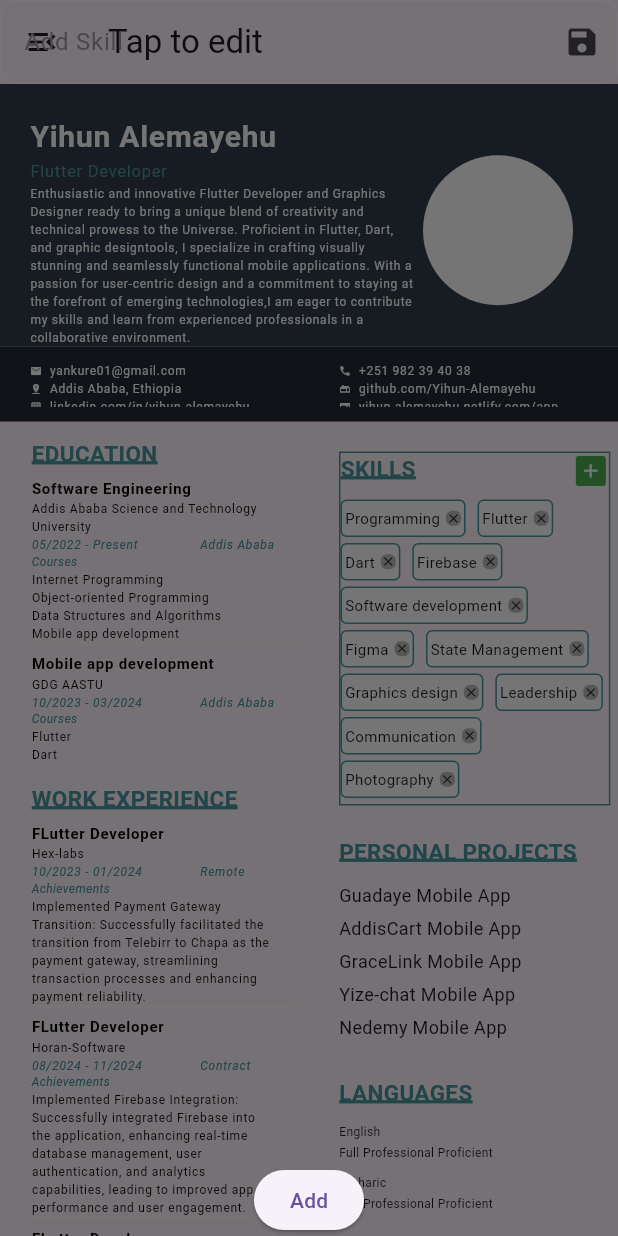
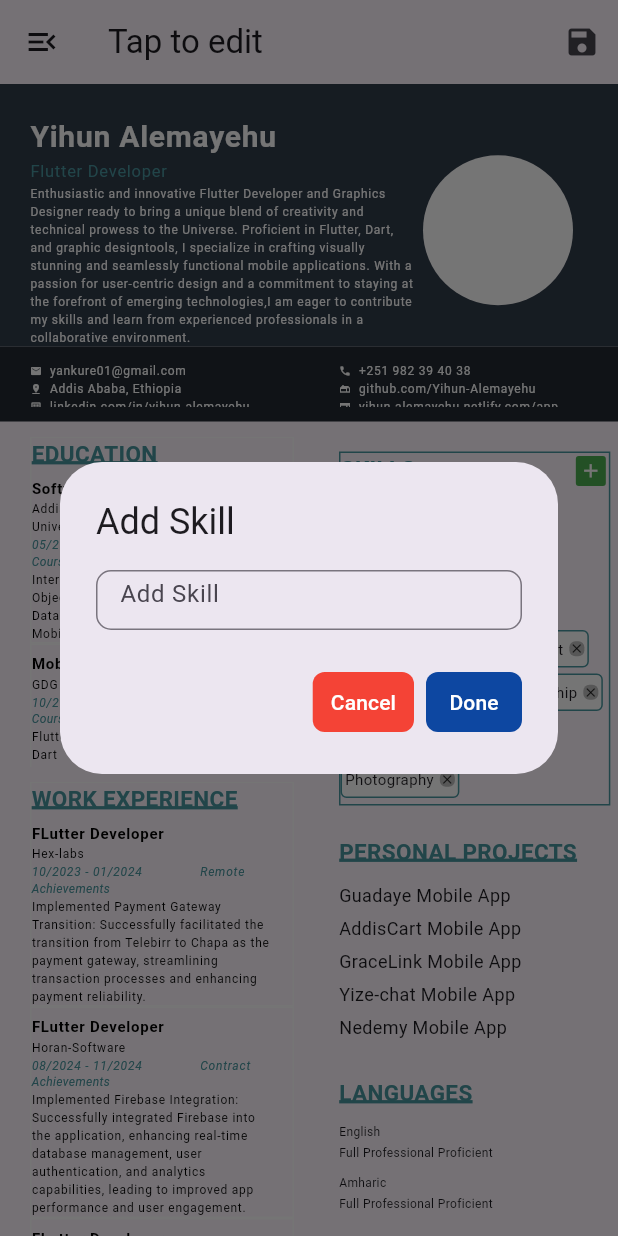
Before and after one commit to Yihun-Alemayehu/Resume-builder, a Flutter app: the screen it shows after launch, after a tap on "Programming", after a tap on the "add" icon, on a phone screen of 412 x 824 dp. Run offline on Flutter 3.47's test engine with Material 3 defaults, Android fonts, the phone set to English and light mode, and no system bars; our stand-ins replace calendar_date_picker2, flutter_form_builder, image_picker, intl_phone_number_input, open_file, pdf; missing offline and left inert: flutter_pdfview.

Commit message:
[feat] : add and remove functionality of skills section

```diff
--- a/lib/screens/resume_template.dart
+++ b/lib/screens/resume_template.dart
@@ -584,6 +584,63 @@ class _TemporaryColumnState extends State<TemporaryColumn> {
   }
 
   final TextEditingController _addSkillController = TextEditingController();
+
+  Future<void> _showMyDialog() async {
+    return showDialog<void>(
+      context: context,
+      barrierDismissible: false, // user must tap button!
+      builder: (BuildContext context) {
+        return AlertDialog(
+          title: const Text('Add Skill'),
+          content: SizedBox(
+            height: 40,
+            width: MediaQuery.of(context).size.width * .9,
+            child: TextField(
+              controller: _addSkillController,
+              decoration: InputDecoration(
+                hintText: 'Add Skill',
+                border: OutlineInputBorder(
+                  borderRadius: BorderRadius.circular(10),
+                ),
+              ),
+            ),
+          ),
+          actions: <Widget>[
+            TextButton(
+              style: TextButton.styleFrom(
+                shape: RoundedRectangleBorder(
+                  borderRadius: BorderRadius.circular(8),
+                ),
+                foregroundColor: Colors.white,
+                backgroundColor: Colors.red,
+              ),
+              child: const Text('Cancel'),
+              onPressed: () {
+                Navigator.of(context).pop();
+              },
+            ),
+            TextButton(
+              style: TextButton.styleFrom(
+                shape: RoundedRectangleBorder(
+                  borderRadius: BorderRadius.circular(8),
+                ),
+                foregroundColor: Colors.white,
+                backgroundColor: Colors.blue.shade900,
+              ),
+              child: const Text('Done'),
+              onPressed: () {
+                setState(() {
+                  skills.add(_addSkillController.text);
+                  _addSkillController.clear();
+                });
+                Navigator.of(context).pop();
+              },
+            ),
+          ],
+        );
+      },
+    );
+  }
 
   Widget AddSkill() {
     return Material(
@@ -2164,14 +2221,7 @@ class _TemporaryColumnState extends State<TemporaryColumn> {
                                   child: Row(
                                     children: [
                                       GestureDetector(
-                                        onTap: () {
-                                          showDialog(
-                                            context: context,
-                                            builder: (context) {
-                                              return AddSkill();
-                                            },
-                                          );
-                                        },
+                                        onTap: () => _showMyDialog(),
                                         child: Container(
                                           decoration: BoxDecoration(
                                             color: Colors.green,
```
